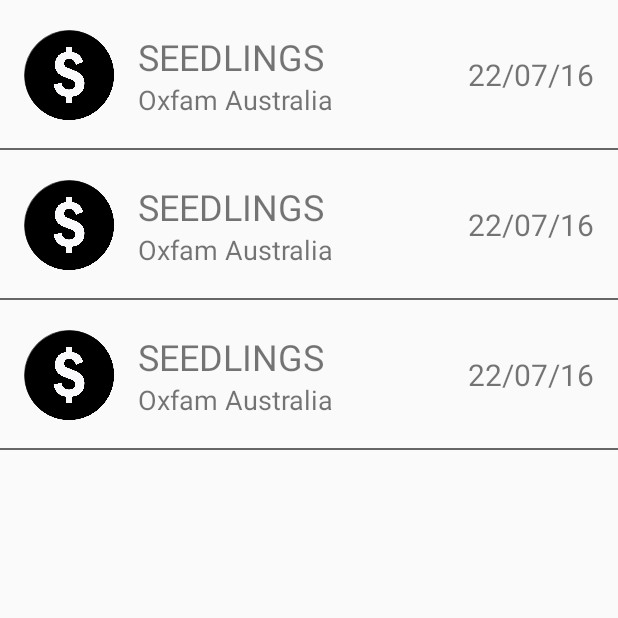
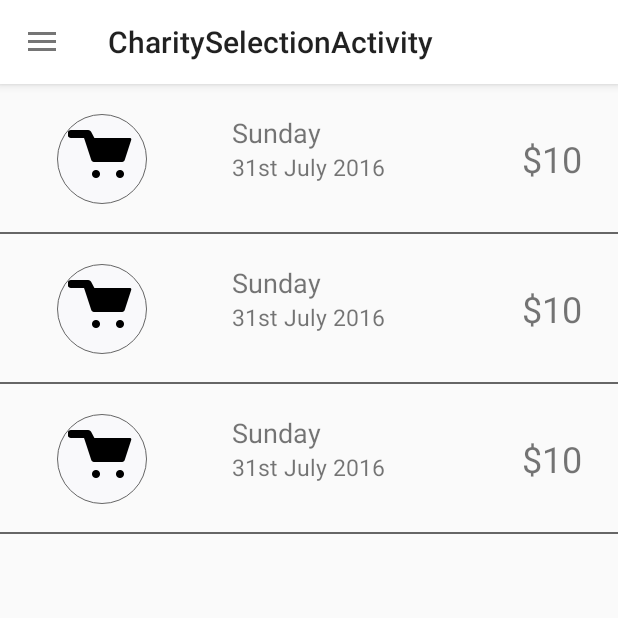
Before and after one commit to lgrimes/seven, an Android app: the CharitySelectionActivity screen opened directly, with no data from a screen before it, on a phone screen of 412 x 824 dp, the top half of it. Run offline under Robolectric (Android 15) with nearby library versions, the phone set to English and light mode, and no system bars.

Commit message:
Charity Selection outline added

```diff
--- a/app/src/main/java/au/com/shehacks/seven/seven/CharitySelectionActivity.java
+++ b/app/src/main/java/au/com/shehacks/seven/seven/CharitySelectionActivity.java
@@ -1,5 +1,6 @@
 package au.com.shehacks.seven.seven;
 
+import android.media.Image;
 import android.os.Bundle;
 import android.support.design.widget.FloatingActionButton;
 import android.support.design.widget.Snackbar;
@@ -7,13 +8,16 @@
 import android.support.v7.widget.Toolbar;
 import android.view.View;
 
-public class CharitySelectionActivity extends AppCompatActivity {
+public class CharitySelectionActivity extends BaseActivity {
 
     @Override
     protected void onCreate(Bundle savedInstanceState) {
         super.onCreate(savedInstanceState);
-        setContentView(R.layout.activity_charity_selection);
+        inflateLayoutInContainer(R.layout.activity_charity_selection);
+    }
 
+    public void popUp(){
+        findViewById(R.id.popUpImage).setVisible(true);
     }
 
 }
--- a/app/src/main/res/layout/activity_charity_selection.xml
+++ b/app/src/main/res/layout/activity_charity_selection.xml
@@ -2,6 +2,11 @@
 <LinearLayout xmlns:android="http://schemas.android.com/apk/res/android"
     android:orientation="vertical" android:layout_width="match_parent"
     android:layout_height="match_parent">
+
+    <FrameLayout
+        android:layout_width="match_parent"
+        android:layout_height="match_parent">
+
         <LinearLayout
             android:layout_below="@+id/separator"
             android:layout_width="match_parent"
@@ -10,14 +15,22 @@
             <include
                 android:layout_width="match_parent"
                 android:layout_height="100dp"
-            layout="@layout/view_record_history" />
+                layout="@layout/view_charity_list" />
             <include
                 android:layout_width="match_parent"
                 android:layout_height="100dp"
-            layout="@layout/view_record_history" />
+                layout="@layout/view_charity_list" />
             <include
                 android:layout_width="match_parent"
                 android:layout_height="100dp"
-            layout="@layout/view_record_history" />
+                layout="@layout/view_charity_list" />
         </LinearLayout>
+
+        <ImageView
+            android:layout_width="match_parent"
+            android:layout_height="match_parent"
+            android:id="@+id/popUpImage"
+            android:visibility="visible" />
+    </FrameLayout>
+
 </LinearLayout>
--- /dev/null
+++ b/app/src/main/res/layout/view_charity_list.xml
@@ -0,0 +1,71 @@
+<?xml version="1.0" encoding="utf-8"?>
+<RelativeLayout xmlns:android="http://schemas.android.com/apk/res/android"
+    android:layout_width="match_parent"
+    android:layout_height="100dp">
+    <LinearLayout
+        android:layout_width="wrap_content"
+        android:layout_height="wrap_content"
+        android:orientation="vertical"
+        android:id="@+id/date"
+        android:layout_alignBottom="@+id/amount_title"
+        android:layout_centerHorizontal="true">
+        <TextView
+            android:id="@+id/day_title"
+            android:layout_width="wrap_content"
+            android:layout_height="wrap_content"
+            android:text="Sunday"
+            android:textSize="18sp"/>
+        <TextView
+            android:id="@+id/date_title"
+            android:layout_width="wrap_content"
+            android:layout_height="wrap_content"
+            android:text="31st July 2016"
+            android:textSize="15sp"/>
+    </LinearLayout>
+
+    <TextView
+        android:id="@+id/amount_title"
+        android:layout_width="wrap_content"
+        android:layout_height="wrap_content"
+        android:text="$10"
+        android:layout_marginRight="16dp"
+        android:textSize="24sp"
+        android:layout_marginEnd="24dp"
+        android:layout_centerVertical="true"
+        android:layout_alignParentEnd="true" />
+
+    <au.com.shehacks.seven.seven.views.images.SmallThumbnailImageView
+        android:id="@+id/profileImage"
+        android:layout_width="60dp"
+        android:layout_height="60dp"
+        android:longClickable="false"
+        android:layout_centerVertical="true"
+        android:layout_alignParentStart="true"
+        android:layout_marginStart="38dp"
+        android:layout_alignParentEnd="false" />
+
+    <ImageView
+        android:layout_width="wrap_content"
+        android:layout_height="wrap_content"
+        android:id="@+id/imgIcon"
+        android:layout_alignTop="@+id/date"
+        android:layout_marginTop="5dp"
+        android:layout_marginLeft="45dp"
+        android:background="@drawable/cart" />
+
+    <View
+        android:id="@+id/separator"
+        android:layout_width="match_parent"
+        android:layout_height="1dp"
+        android:layout_alignParentBottom="true"
+        android:background="@color/steel" />
+
+    <ImageView
+        android:layout_width="fill_parent"
+        android:layout_height="wrap_content"
+        android:id="@+id/imageView"
+        android:layout_alignParentTop="true"
+        android:layout_alignParentStart="true"
+        android:layout_alignParentBottom="true"
+        android:layout_alignParentEnd="false" />
+</RelativeLayout>
```
Also changed, not shown: app/src/main/res/layout/activity_charity_selection2.xml (deleted, +0 -34 lines), app/src/main/res/layout/content_charity_selection.xml (deleted, +0 -15 lines), app/src/main/res/drawable-hdpi/cart.png (added). Lines whose indentation alone changed are shown as unchanged.
